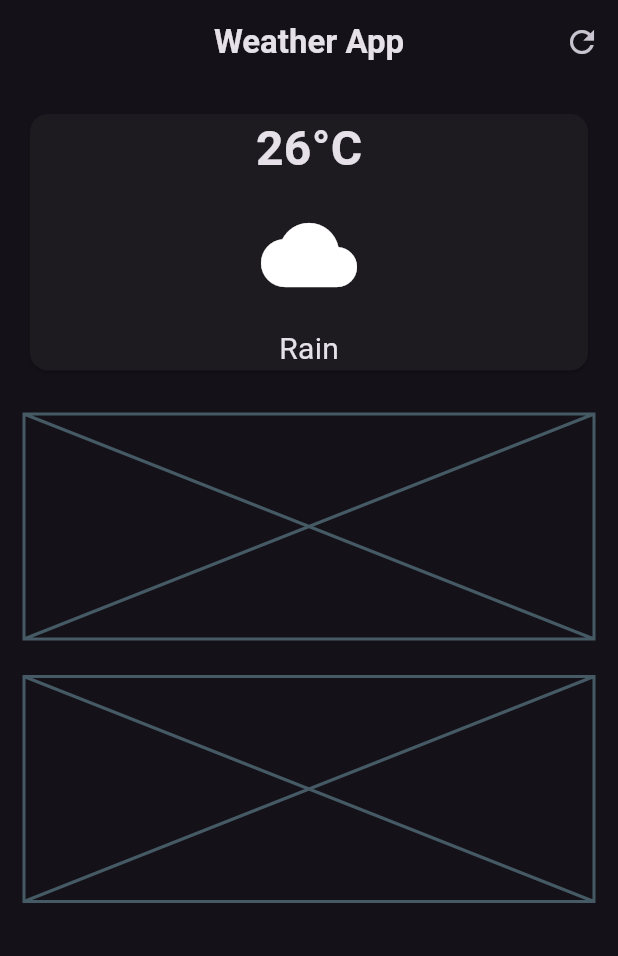
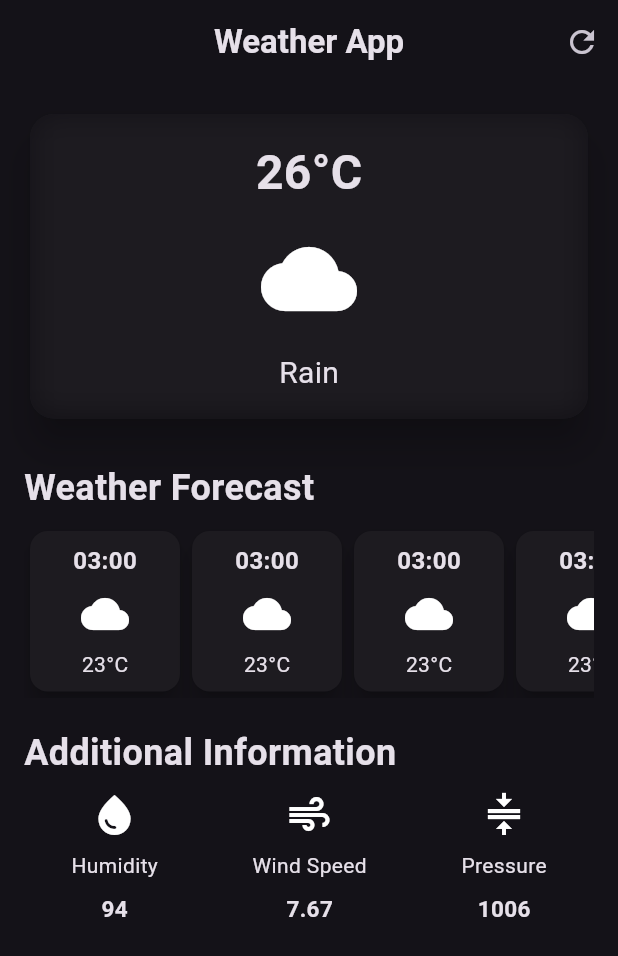
Before and after one commit to jordimauricio/Weather-App, a Flutter app: the screen it shows after launch, on a phone screen of 412 x 824 dp. Shown: the top 956 px of the screen. Run offline on Flutter 3.47's test engine with Material 3 defaults, Android fonts, the phone set to English and light mode, and no system bars.

```diff
--- /dev/null
+++ b/lib/additional_info_item.dart
@@ -0,0 +1,36 @@
+import 'package:flutter/material.dart';
+
+class AdditionalInfoItem extends StatelessWidget {
+  final IconData icon;
+  final String label;
+  final String value;
+  const AdditionalInfoItem({
+    super.key,
+    required this.icon,
+    required this.label,
+    required this.value,
+  });
+
+  @override
+  Widget build(BuildContext context) {
+    return Column(
+      children: [
+        Icon(icon, size: 32),
+        const SizedBox(
+          height: 8,
+        ),
+        Text(label),
+        const SizedBox(
+          height: 8,
+        ),
+        Text(
+          value,
+          style: const TextStyle(
+            fontSize: 15,
+            fontWeight: FontWeight.bold,
+          ),
+        ),
+      ],
+    );
+  }
+}
--- /dev/null
+++ b/lib/hourly_forecast_item.dart
@@ -0,0 +1,51 @@
+import 'package:flutter/material.dart';
+
+class HourlyForecastItem extends StatelessWidget {
+  final IconData icon;
+  final String time;
+  final String temperature;
+  const HourlyForecastItem({
+    super.key,
+    required this.icon,
+    required this.time,
+    required this.temperature,
+  });
+
+  @override
+  Widget build(BuildContext context) {
+    return Card(
+      elevation: 6,
+      child: Container(
+        width: 100,
+        padding: const EdgeInsets.all(8.0),
+        decoration: BoxDecoration(
+          borderRadius: BorderRadius.circular(12),
+        ),
+        child: Column(
+          children: [
+            Text(
+              time,
+              style: const TextStyle(
+                fontSize: 16,
+                fontWeight: FontWeight.bold,
+              ),
+            ),
+            const SizedBox(
+              height: 8,
+            ),
+            Icon(
+              icon,
+              size: 32,
+            ),
+            const SizedBox(
+              height: 8,
+            ),
+            Text(
+              temperature,
+            ),
+          ],
+        ),
+      ),
+    );
+  }
+}
--- a/lib/weather_screen.dart
+++ b/lib/weather_screen.dart
@@ -1,4 +1,8 @@
+import 'dart:ui';
+
 import 'package:flutter/material.dart';
+import 'package:weather_app/additional_info_item.dart';
+import 'package:weather_app/hourly_forecast_item.dart';
 
 class WeatherScreen extends StatelessWidget {
   const WeatherScreen({super.key});
@@ -21,7 +25,9 @@ class WeatherScreen extends StatelessWidget {
           ),
         ],
       ),
-      body: Padding(
+      body: SingleChildScrollView(
+        scrollDirection: Axis.vertical,
+        child: Padding(
           padding: const EdgeInsets.all(16.0),
           child: Column(
             children: [
@@ -29,6 +35,19 @@ class WeatherScreen extends StatelessWidget {
               SizedBox(
                 width: double.infinity,
                 child: Card(
+                  elevation: 10,
+                  shape: RoundedRectangleBorder(
+                    borderRadius: BorderRadius.circular(16),
+                  ),
+                  child: ClipRRect(
+                    borderRadius: BorderRadius.circular(16),
+                    child: BackdropFilter(
+                      filter: ImageFilter.blur(
+                        sigmaX: 10,
+                        sigmaY: 10,
+                      ),
+                      child: const Padding(
+                        padding: EdgeInsets.all(16.0),
                         child: Column(
                           children: [
                             Text(
@@ -41,7 +60,7 @@ class WeatherScreen extends StatelessWidget {
                             SizedBox(
                               height: 16,
                             ),
-                    const Icon(
+                            Icon(
                               Icons.cloud,
                               size: 64,
                             ),
@@ -58,21 +77,105 @@ class WeatherScreen extends StatelessWidget {
                         ),
                       ),
                     ),
-            SizedBox(
+                  ),
+                ),
+              ),
+              const SizedBox(
                 height: 25,
               ),
-            //weather forecast cards
-            const Placeholder(
-              fallbackHeight: 150,
+              const Align(
+                alignment: Alignment.centerLeft,
+                child: Text(
+                  'Weather Forecast',
+                  style: TextStyle(
+                    fontSize: 24,
+                    fontWeight: FontWeight.bold,
                   ),
-            SizedBox(
-              height: 25,
                 ),
-            //additional information
-            const Placeholder(
-              fallbackHeight: 150,
+              ),
+              const SizedBox(
+                height: 8,
+              ),
+              const SingleChildScrollView(
+                scrollDirection: Axis.horizontal,
+                child: Row(
+                  children: [
+                    HourlyForecastItem(
+                      time: '03:00',
+                      icon: Icons.cloud,
+                      temperature: '23°C',
+                    ),
+                    HourlyForecastItem(
+                      time: '03:00',
+                      icon: Icons.cloud,
+                      temperature: '23°C',
+                    ),
+                    HourlyForecastItem(
+                      time: '03:00',
+                      icon: Icons.cloud,
+                      temperature: '23°C',
+                    ),
+                    HourlyForecastItem(
+                      time: '03:00',
+                      icon: Icons.cloud,
+                      temperature: '23°C',
+                    ),
+                    HourlyForecastItem(
+                      time: '03:00',
+                      icon: Icons.cloud,
+                      temperature: '23°C',
+                    ),
+                    HourlyForecastItem(
+                      time: '03:00',
+                      icon: Icons.cloud,
+                      temperature: '23°C',
+                    ),
+                    HourlyForecastItem(
+                      time: '03:00',
+                      icon: Icons.cloud,
+                      temperature: '23°C',
                     ),
                   ],
+                ),
+              ),
+              const SizedBox(
+                height: 20,
+              ),
+              const Align(
+                alignment: Alignment.centerLeft,
+                child: Text(
+                  'Additional Information',
+                  style: TextStyle(
+                    fontSize: 24,
+                    fontWeight: FontWeight.bold,
+                  ),
+                ),
+              ),
+              const SizedBox(
+                height: 8,
+              ),
+              const Row(
+                mainAxisAlignment: MainAxisAlignment.spaceAround,
+                children: [
+                  AdditionalInfoItem(
+                    icon: Icons.water_drop,
+                    label: 'Humidity',
+                    value: '94',
+                  ),
+                  AdditionalInfoItem(
+                    icon: Icons.air,
+                    label: 'Wind Speed',
+                    value: '7.67',
+                  ),
+                  AdditionalInfoItem(
+                    icon: Icons.compress,
+                    label: 'Pressure',
+                    value: '1006',
+                  ),
+                ],
+              ),
+            ],
+          ),
         ),
       ),
     );
```
Lines whose indentation alone changed are shown as unchanged.
